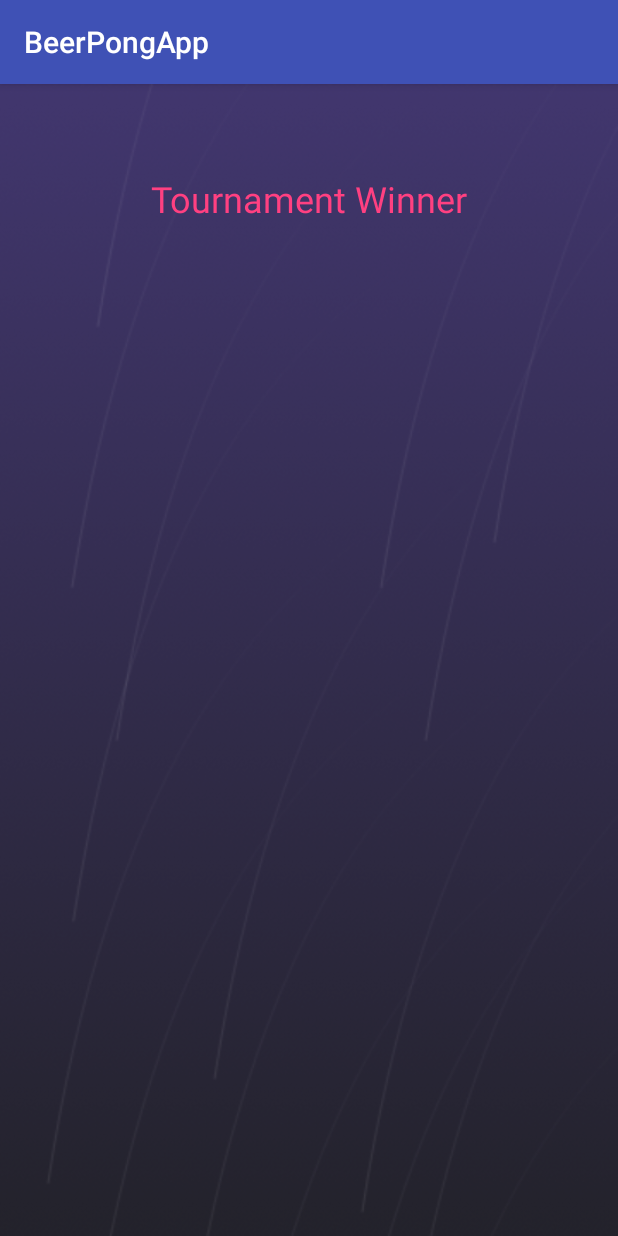
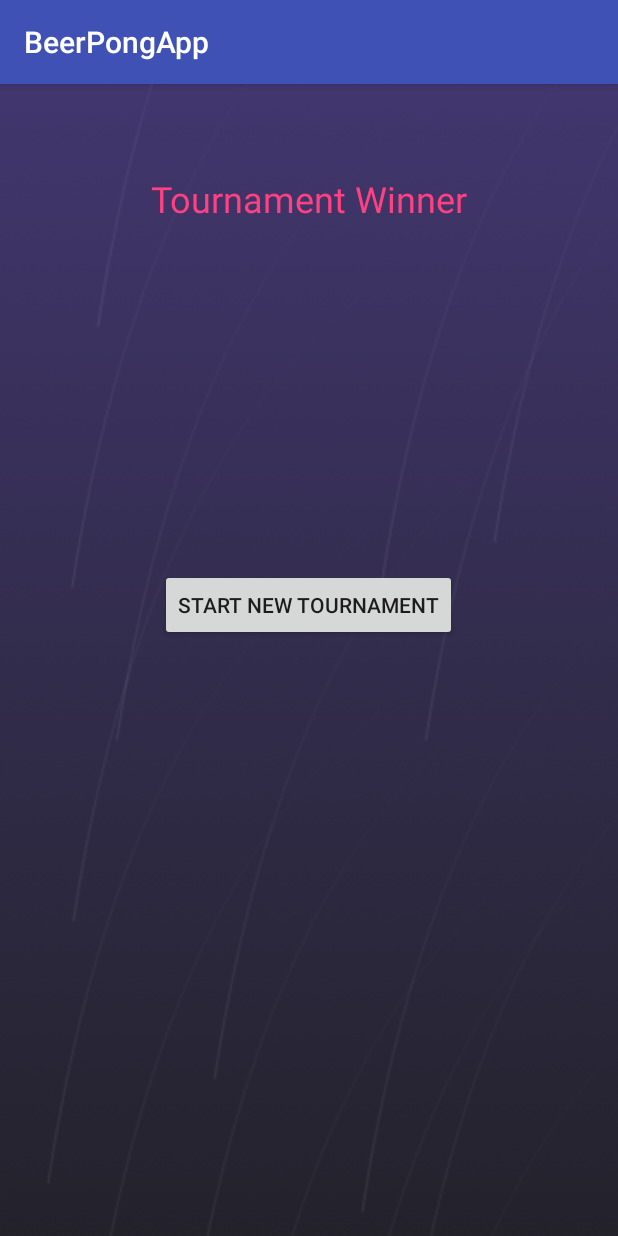
Before and after one commit to JacobSogaard/BeerPongApp, an Android app: the end_tournament_activity screen opened directly, with no data from a screen before it, on a phone screen of 412 x 824 dp. Run offline under Robolectric (Android 15) with nearby library versions, the phone set to English and light mode, and no system bars; our stand-ins replace ButterKnife.

Commit message:
Added start new tournament to end screen.

```diff
--- a/app/src/main/java/app/beerpong/beerpongapp/end_tournament_activity.java
+++ b/app/src/main/java/app/beerpong/beerpongapp/end_tournament_activity.java
@@ -3,6 +3,7 @@ package app.beerpong.beerpongapp;
 import android.content.Intent;
 import android.support.v7.app.AppCompatActivity;
 import android.os.Bundle;
+import android.widget.Button;
 import android.widget.TextView;
 
 import butterknife.BindView;
@@ -13,7 +14,10 @@ public class end_tournament_activity extends AppCompatActivity {
     @BindView(R.id.winnerTW)
     public TextView winnerTW;
 
-    private String winner = "No winner found";
+    @BindView(R.id.newTournamentBTN)
+    public Button newTournament;
+
+    private String winner;
 
     @Override
     protected void onCreate(Bundle savedInstanceState) {
@@ -21,6 +25,7 @@ public class end_tournament_activity extends AppCompatActivity {
         setContentView(R.layout.activity_end_tournament_activity);
         Intent i = getIntent();
         ButterKnife.bind(this);
+        this.setNewTournament();
 
 
         if (i != null) {
@@ -29,4 +34,11 @@ public class end_tournament_activity extends AppCompatActivity {
             this.winnerTW.setText(this.winner);
         }
     }
+
+    private void setNewTournament(){
+        this.newTournament.setOnClickListener(v -> {
+            Intent i = new Intent(end_tournament_activity.this, add_teams_activity.class);
+            startActivity(i);
+        });
+    }
 }
--- a/app/src/main/res/layout/activity_end_tournament_activity.xml
+++ b/app/src/main/res/layout/activity_end_tournament_activity.xml
@@ -8,25 +8,34 @@
     <LinearLayout
         android:layout_width="match_parent"
         android:layout_height="match_parent"
+        android:gravity="center_horizontal"
         android:orientation="vertical">
 
         <TextView
             android:id="@+id/titleTW"
             android:layout_width="match_parent"
             android:layout_height="wrap_content"
-            android:gravity="center"
             android:paddingBottom="50dp"
             android:paddingTop="60dp"
             android:text="@string/win_title"
             android:textColor="@color/colorAccent"
-            android:textSize="24sp" />
+            android:textSize="24sp"
+            android:gravity="center_horizontal"/>
 
         <TextView
             android:id="@+id/winnerTW"
             android:layout_width="match_parent"
             android:layout_height="wrap_content"
-            android:gravity="center"
             android:textColor="@color/colorAccent"
-            android:textSize="30sp" />
+            android:textSize="30sp"
+            android:gravity="center_horizontal"/>
+
+        <Button
+            android:id="@+id/newTournamentBTN"
+            android:layout_width="wrap_content"
+            android:layout_height="wrap_content"
+            android:layout_marginTop="140dp"
+            android:text="@string/new_tournament" />
+
     </LinearLayout>
 </android.support.constraint.ConstraintLayout>
--- a/app/src/main/res/values/strings.xml
+++ b/app/src/main/res/values/strings.xml
@@ -13,4 +13,5 @@
     <string name="team_name">Team Name</string>
     <string name="start">Start</string>
     <string name="win_title">Tournament Winner</string>
+    <string name="new_tournament">Start new tournament</string>
 </resources>
```
